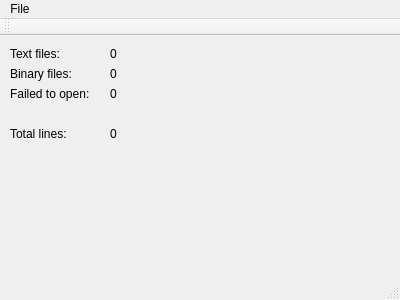
This is CodeAnalyzer/MainWindow.ui in Samarkin/CodeAnalyzer as Qt 5 draws it before an edit. The edited form follows.
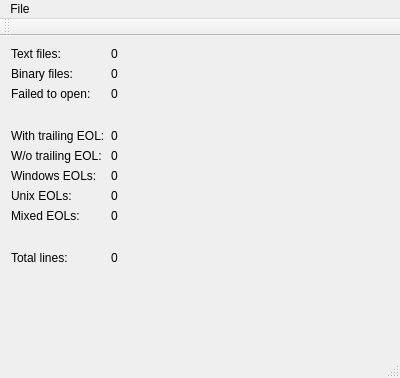
This is the edited form.

Commit message: Add EOL statistics to the UI

```diff
--- a/CodeAnalyzer/MainWindow.ui
+++ b/CodeAnalyzer/MainWindow.ui
@@ -7,7 +7,7 @@
     <x>0</x>
     <y>0</y>
     <width>400</width>
-    <height>300</height>
+    <height>378</height>
    </rect>
   </property>
   <property name="acceptDrops">
@@ -17,110 +17,172 @@
    <string>MainWindow</string>
   </property>
   <widget class="QWidget" name="centralWidget">
+   <layout class="QFormLayout" name="formLayout_2">
+    <property name="labelAlignment">
+     <set>Qt::AlignLeading|Qt::AlignLeft|Qt::AlignVCenter</set>
+    </property>
+    <property name="formAlignment">
+     <set>Qt::AlignLeading|Qt::AlignLeft|Qt::AlignTop</set>
+    </property>
+    <item row="0" column="0">
    <widget class="QLabel" name="label">
-    <property name="geometry">
-     <rect>
-      <x>10</x>
-      <y>10</y>
-      <width>91</width>
-      <height>16</height>
-     </rect>
-    </property>
     <property name="text">
      <string>Text files:</string>
     </property>
    </widget>
+    </item>
+    <item row="0" column="1">
+     <widget class="QLabel" name="label_textFiles">
+      <property name="text">
+       <string notr="true">0</string>
+      </property>
+     </widget>
+    </item>
+    <item row="1" column="0">
    <widget class="QLabel" name="label_2">
-    <property name="geometry">
-     <rect>
-      <x>10</x>
-      <y>30</y>
-      <width>91</width>
-      <height>16</height>
-     </rect>
-    </property>
     <property name="text">
      <string>Binary files:</string>
     </property>
    </widget>
+    </item>
+    <item row="1" column="1">
+     <widget class="QLabel" name="label_binaryFiles">
+      <property name="text">
+       <string notr="true">0</string>
+      </property>
+     </widget>
+    </item>
+    <item row="2" column="0">
    <widget class="QLabel" name="label_3">
-    <property name="geometry">
-     <rect>
-      <x>10</x>
-      <y>50</y>
-      <width>91</width>
-      <height>16</height>
-     </rect>
-    </property>
     <property name="text">
      <string>Failed to open:</string>
     </property>
    </widget>
-   <widget class="QLabel" name="label_textFiles">
-    <property name="geometry">
-     <rect>
-      <x>110</x>
-      <y>10</y>
-      <width>57</width>
-      <height>16</height>
-     </rect>
-    </property>
-    <property name="text">
-     <string notr="true">0</string>
-    </property>
-   </widget>
-   <widget class="QLabel" name="label_binaryFiles">
-    <property name="geometry">
-     <rect>
-      <x>110</x>
-      <y>30</y>
-      <width>57</width>
-      <height>16</height>
-     </rect>
-    </property>
-    <property name="text">
-     <string notr="true">0</string>
-    </property>
-   </widget>
+    </item>
+    <item row="2" column="1">
    <widget class="QLabel" name="label_inaccessibleFiles">
-    <property name="geometry">
-     <rect>
-      <x>110</x>
-      <y>50</y>
-      <width>57</width>
+      <property name="text">
+       <string notr="true">0</string>
+      </property>
+     </widget>
+    </item>
+    <item row="3" column="0">
+     <spacer name="verticalSpacer">
+      <property name="orientation">
+       <enum>Qt::Vertical</enum>
+      </property>
+      <property name="sizeType">
+       <enum>QSizePolicy::Fixed</enum>
+      </property>
+      <property name="sizeHint" stdset="0">
+       <size>
+        <width>20</width>
       <height>16</height>
-     </rect>
-    </property>
+       </size>
+      </property>
+     </spacer>
+    </item>
+    <item row="4" column="1">
+     <widget class="QLabel" name="label_filesWithEol">
     <property name="text">
      <string notr="true">0</string>
     </property>
    </widget>
+    </item>
+    <item row="5" column="0">
+     <widget class="QLabel" name="label_6">
+      <property name="text">
+       <string>W/o trailing EOL:</string>
+      </property>
+     </widget>
+    </item>
+    <item row="5" column="1">
+     <widget class="QLabel" name="label_filesWithNoEol">
+      <property name="text">
+       <string notr="true">0</string>
+      </property>
+     </widget>
+    </item>
+    <item row="6" column="0">
+     <widget class="QLabel" name="label_7">
+      <property name="text">
+       <string>Windows EOLs:</string>
+      </property>
+     </widget>
+    </item>
+    <item row="6" column="1">
+     <widget class="QLabel" name="label_filesWithWindowsNewlines">
+      <property name="text">
+       <string notr="true">0</string>
+      </property>
+     </widget>
+    </item>
+    <item row="7" column="0">
+     <widget class="QLabel" name="label_8">
+      <property name="text">
+       <string>Unix EOLs:</string>
+      </property>
+     </widget>
+    </item>
+    <item row="7" column="1">
+     <widget class="QLabel" name="label_filesWithUnixNewlines">
+      <property name="text">
+       <string notr="true">0</string>
+      </property>
+     </widget>
+    </item>
+    <item row="8" column="0">
+     <widget class="QLabel" name="label_9">
+      <property name="text">
+       <string>Mixed EOLs:</string>
+      </property>
+     </widget>
+    </item>
+    <item row="8" column="1">
+     <widget class="QLabel" name="label_filesWithMixedNewlines">
+      <property name="text">
+       <string notr="true">0</string>
+      </property>
+     </widget>
+    </item>
+    <item row="9" column="0">
+     <spacer name="verticalSpacer_2">
+      <property name="orientation">
+       <enum>Qt::Vertical</enum>
+      </property>
+      <property name="sizeType">
+       <enum>QSizePolicy::Fixed</enum>
+      </property>
+      <property name="sizeHint" stdset="0">
+       <size>
+        <width>20</width>
+        <height>16</height>
+       </size>
+      </property>
+     </spacer>
+    </item>
+    <item row="10" column="0">
    <widget class="QLabel" name="label_4">
-    <property name="geometry">
-     <rect>
-      <x>10</x>
-      <y>90</y>
-      <width>91</width>
-      <height>16</height>
-     </rect>
-    </property>
     <property name="text">
      <string>Total lines:</string>
     </property>
    </widget>
+    </item>
+    <item row="10" column="1">
    <widget class="QLabel" name="label_totalLines">
-    <property name="geometry">
-     <rect>
-      <x>110</x>
-      <y>90</y>
-      <width>57</width>
-      <height>16</height>
-     </rect>
-    </property>
     <property name="text">
      <string notr="true">0</string>
     </property>
    </widget>
+    </item>
+    <item row="4" column="0">
+     <widget class="QLabel" name="label_5">
+      <property name="text">
+       <string>With trailing EOL:</string>
+      </property>
+     </widget>
+    </item>
+   </layout>
   </widget>
   <widget class="QMenuBar" name="menuBar">
    <property name="geometry">
```
Lines whose indentation alone changed are shown as unchanged. The commit also changes 3 other files.
